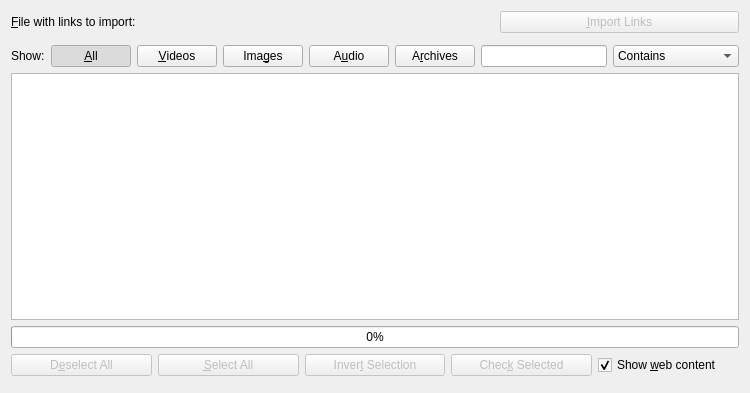
Above: ui/linkview/importlinkdialog.ui from KDE/kget before the change. Below: the same form after it.
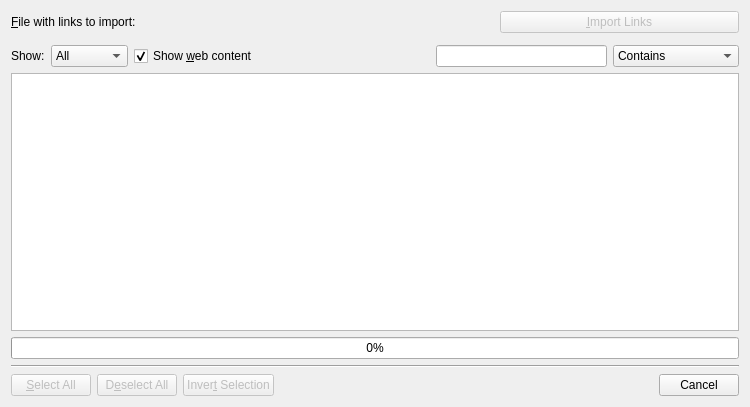
That is the form after the change. Custom widgets are drawn as their Qt base class.

Commit message: import link dialog ui revamp

```diff
--- a/ui/linkview/importlinkdialog.ui
+++ b/ui/linkview/importlinkdialog.ui
@@ -7,7 +7,7 @@
     <x>0</x>
     <y>0</y>
     <width>750</width>
-    <height>393</height>
+    <height>407</height>
    </rect>
   </property>
   <layout class="QVBoxLayout" name="verticalLayout">
@@ -60,90 +60,68 @@
       </widget>
      </item>
      <item>
-      <widget class="KPushButton" name="showAll">
+      <widget class="QComboBox" name="showCombo">
+       <item>
+        <property name="text">
+         <string>All</string>
+        </property>
+       </item>
+       <item>
+        <property name="text">
+         <string>Videos</string>
+        </property>
+       </item>
+       <item>
+        <property name="text">
+         <string>Images</string>
+        </property>
+       </item>
+       <item>
+        <property name="text">
+         <string>Audio</string>
+        </property>
+       </item>
+       <item>
+        <property name="text">
+         <string>Archives</string>
+        </property>
+       </item>
+      </widget>
+     </item>
+     <item>
+      <widget class="QCheckBox" name="showWebContent">
        <property name="text">
-        <string comment="filter: show all file types">&amp;All</string>
-       </property>
-       <property name="checkable">
-        <bool>true</bool>
+        <string>Show &amp;web content</string>
        </property>
        <property name="checked">
         <bool>true</bool>
        </property>
-       <property name="autoExclusive">
-        <bool>true</bool>
-       </property>
-       <attribute name="buttonGroup">
-        <string>filterButtonGroup</string>
-       </attribute>
       </widget>
      </item>
      <item>
-      <widget class="KPushButton" name="showVideos">
-       <property name="text">
-        <string>&amp;Videos</string>
+      <spacer name="horizontalSpacer">
+       <property name="orientation">
+        <enum>Qt::Horizontal</enum>
        </property>
-       <property name="checkable">
-        <bool>true</bool>
+       <property name="sizeType">
+        <enum>QSizePolicy::Expanding</enum>
        </property>
-       <property name="autoExclusive">
-        <bool>true</bool>
+       <property name="sizeHint" stdset="0">
+        <size>
+         <width>40</width>
+         <height>20</height>
+        </size>
        </property>
-       <attribute name="buttonGroup">
-        <string>filterButtonGroup</string>
-       </attribute>
-      </widget>
-     </item>
-     <item>
-      <widget class="KPushButton" name="showImages">
-       <property name="text">
-        <string>Ima&amp;ges</string>
-       </property>
-       <property name="checkable">
-        <bool>true</bool>
-       </property>
-       <property name="autoExclusive">
-        <bool>true</bool>
-       </property>
-       <attribute name="buttonGroup">
-        <string>filterButtonGroup</string>
-       </attribute>
-      </widget>
-     </item>
-     <item>
-      <widget class="KPushButton" name="showAudio">
-       <property name="text">
-        <string>A&amp;udio</string>
-       </property>
-       <property name="checkable">
-        <bool>true</bool>
-       </property>
-       <property name="autoExclusive">
-        <bool>true</bool>
-       </property>
-       <attribute name="buttonGroup">
-        <string>filterButtonGroup</string>
-       </attribute>
-      </widget>
-     </item>
-     <item>
-      <widget class="KPushButton" name="showArchives">
-       <property name="text">
-        <string>A&amp;rchives</string>
-       </property>
-       <property name="checkable">
-        <bool>true</bool>
-       </property>
-       <property name="autoExclusive">
-        <bool>true</bool>
-       </property>
-       <attribute name="buttonGroup">
-        <string>filterButtonGroup</string>
-       </attribute>
-      </widget>
+      </spacer>
      </item>
      <item>
       <widget class="KLineEdit" name="textFilter">
+       <property name="sizePolicy">
+        <sizepolicy hsizetype="MinimumExpanding" vsizetype="Fixed">
+         <horstretch>0</horstretch>
+         <verstretch>0</verstretch>
+        </sizepolicy>
+       </property>
        <property name="minimumSize">
         <size>
          <width>25</width>
@@ -215,91 +193,105 @@
      </property>
     </widget>
    </item>
+   <item>
+    <widget class="Line" name="line">
+     <property name="orientation">
+      <enum>Qt::Horizontal</enum>
+     </property>
+    </widget>
+   </item>
    <item>
     <layout class="QHBoxLayout" name="horizontalLayout">
-     <item>
-      <widget class="KPushButton" name="deselectAll">
-       <property name="enabled">
-        <bool>false</bool>
-       </property>
-       <property name="text">
-        <string>D&amp;eselect All</string>
-       </property>
-      </widget>
-     </item>
      <item>
       <widget class="KPushButton" name="selectAll">
        <property name="enabled">
         <bool>false</bool>
        </property>
+       <property name="sizePolicy">
+        <sizepolicy hsizetype="Minimum" vsizetype="Minimum">
+         <horstretch>0</horstretch>
+         <verstretch>0</verstretch>
+        </sizepolicy>
+       </property>
        <property name="text">
         <string>&amp;Select All</string>
        </property>
       </widget>
      </item>
+     <item>
+      <widget class="KPushButton" name="deselectAll">
+       <property name="enabled">
+        <bool>false</bool>
+       </property>
+       <property name="sizePolicy">
+        <sizepolicy hsizetype="Minimum" vsizetype="Minimum">
+         <horstretch>0</horstretch>
+         <verstretch>0</verstretch>
+        </sizepolicy>
+       </property>
+       <property name="text">
+        <string>D&amp;eselect All</string>
+       </property>
+      </widget>
+     </item>
      <item>
       <widget class="KPushButton" name="invertSelection">
        <property name="enabled">
         <bool>false</bool>
        </property>
+       <property name="sizePolicy">
+        <sizepolicy hsizetype="Minimum" vsizetype="Minimum">
+         <horstretch>0</horstretch>
+         <verstretch>0</verstretch>
+        </sizepolicy>
+       </property>
        <property name="text">
         <string>Inver&amp;t Selection</string>
        </property>
       </widget>
      </item>
      <item>
-      <widget class="KPushButton" name="checkSelected">
-       <property name="enabled">
-        <bool>false</bool>
-       </property>
-       <property name="text">
-        <string comment="Check as in mark, not as in verify">Chec&amp;k Selected</string>
-       </property>
-      </widget>
-     </item>
-     <item>
-      <widget class="QCheckBox" name="showWebContent">
-       <property name="text">
-        <string>Show &amp;web content</string>
-       </property>
-       <property name="checked">
-        <bool>true</bool>
+      <widget class="KDialogButtonBox" name="dialogButtonBox">
+       <property name="standardButtons">
+        <set>QDialogButtonBox::Cancel</set>
        </property>
       </widget>
      </item>
     </layout>
    </item>
-   <item>
-    <widget class="KSeparator" name="kseparator"/>
-   </item>
   </layout>
  </widget>
  <customwidgets>
   <customwidget>
-   <class>KUrlRequester</class>
-   <extends>QFrame</extends>
-   <header>kurlrequester.h</header>
-  </customwidget>
-  <customwidget>
-   <class>KPushButton</class>
-   <extends>QPushButton</extends>
-   <header>kpushbutton.h</header>
-  </customwidget>
-  <customwidget>
-   <class>KLineEdit</class>
-   <extends>QLineEdit</extends>
-   <header>klineedit.h</header>
+   <class>KDialogButtonBox</class>
+   <extends>QDialogButtonBox</extends>
+   <header>kdialogbuttonbox.h</header>
   </customwidget>
   <customwidget>
    <class>KComboBox</class>
    <extends>QComboBox</extends>
    <header>kcombobox.h</header>
   </customwidget>
+  <customwidget>
+   <class>KLineEdit</class>
+   <extends>QLineEdit</extends>
+   <header>klineedit.h</header>
+  </customwidget>
   <customwidget>
    <class>KSeparator</class>
    <extends>QFrame</extends>
    <header>kseparator.h</header>
   </customwidget>
+  <customwidget>
+   <class>KPushButton</class>
+   <extends>QPushButton</extends>
+   <header>kpushbutton.h</header>
+  </customwidget>
+  <customwidget>
+   <class>KUrlRequester</class>
+   <extends>QFrame</extends>
+   <header>kurlrequester.h</header>
+  </customwidget>
  </customwidgets>
  <tabstops>
   <tabstop>urlRequester</tabstop>
```
Left out of the diff: 11 changed lines with no effect on the pictures. The commit also changes 3 other files.
